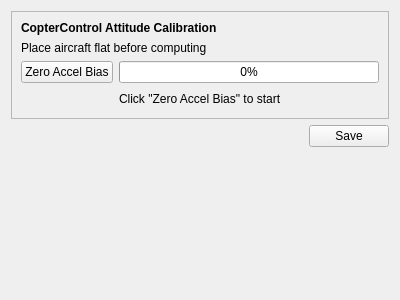
This is ground/openpilotgcs/src/plugins/config/ccattitude.ui in openpilot/OpenPilot as Qt 5 draws it before an edit. The edited form follows.
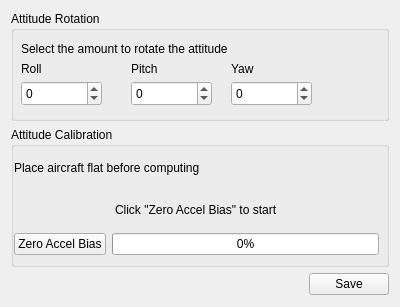
This is the edited form.

Commit message: CC-24: Rotate the CC board at any angle relative to "flat and level" with GCS config plugin updates.  Has not been tested in flight yet although seems sensible so please be careful when using this code.

```diff
--- a/ground/openpilotgcs/src/plugins/config/ccattitude.ui
+++ b/ground/openpilotgcs/src/plugins/config/ccattitude.ui
@@ -7,7 +7,7 @@
     <x>0</x>
     <y>0</y>
     <width>400</width>
-    <height>300</height>
+    <height>307</height>
    </rect>
   </property>
   <property name="windowTitle">
@@ -15,27 +15,163 @@
   </property>
   <layout class="QVBoxLayout" name="verticalLayout">
    <item>
-    <widget class="QFrame" name="frame">
-     <property name="frameShape">
-      <enum>QFrame::StyledPanel</enum>
+    <widget class="QGroupBox" name="groupBox_2">
+     <property name="sizePolicy">
+      <sizepolicy hsizetype="Minimum" vsizetype="Preferred">
+       <horstretch>0</horstretch>
+       <verstretch>0</verstretch>
+      </sizepolicy>
      </property>
-     <property name="frameShadow">
-      <enum>QFrame::Raised</enum>
+     <property name="minimumSize">
+      <size>
+       <width>0</width>
+       <height>110</height>
+      </size>
      </property>
-     <layout class="QVBoxLayout" name="verticalLayout_2">
-      <item>
+     <property name="title">
+      <string>Attitude Rotation</string>
+     </property>
+     <widget class="QSpinBox" name="rollBias">
+      <property name="geometry">
+       <rect>
+        <x>10</x>
+        <y>70</y>
+        <width>81</width>
+        <height>25</height>
+       </rect>
+      </property>
+      <property name="minimum">
+       <number>-180</number>
+      </property>
+      <property name="maximum">
+       <number>180</number>
+      </property>
+     </widget>
+     <widget class="QSpinBox" name="pitchBias">
+      <property name="geometry">
+       <rect>
+        <x>120</x>
+        <y>70</y>
+        <width>81</width>
+        <height>25</height>
+       </rect>
+      </property>
+      <property name="minimum">
+       <number>-90</number>
+      </property>
+      <property name="maximum">
+       <number>90</number>
+      </property>
+     </widget>
+     <widget class="QSpinBox" name="yawBias">
+      <property name="geometry">
+       <rect>
+        <x>220</x>
+        <y>70</y>
+        <width>81</width>
+        <height>25</height>
+       </rect>
+      </property>
+      <property name="minimum">
+       <number>-180</number>
+      </property>
+      <property name="maximum">
+       <number>180</number>
+      </property>
+     </widget>
        <widget class="QLabel" name="label_2">
-        <property name="font">
-         <font>
-          <weight>75</weight>
-          <bold>true</bold>
-         </font>
+      <property name="geometry">
+       <rect>
+        <x>10</x>
+        <y>50</y>
+        <width>91</width>
+        <height>16</height>
+       </rect>
         </property>
         <property name="text">
-         <string>CopterControl Attitude Calibration</string>
-        </property>
-       </widget>
-      </item>
+       <string>Roll</string>
+      </property>
+      <property name="alignment">
+       <set>Qt::AlignLeading|Qt::AlignLeft|Qt::AlignVCenter</set>
+      </property>
+     </widget>
+     <widget class="QLabel" name="label_3">
+      <property name="geometry">
+       <rect>
+        <x>120</x>
+        <y>50</y>
+        <width>81</width>
+        <height>16</height>
+       </rect>
+      </property>
+      <property name="text">
+       <string>Pitch</string>
+      </property>
+      <property name="alignment">
+       <set>Qt::AlignLeading|Qt::AlignLeft|Qt::AlignVCenter</set>
+      </property>
+     </widget>
+     <widget class="QLabel" name="label_4">
+      <property name="geometry">
+       <rect>
+        <x>220</x>
+        <y>50</y>
+        <width>81</width>
+        <height>16</height>
+       </rect>
+      </property>
+      <property name="text">
+       <string>Yaw</string>
+      </property>
+      <property name="alignment">
+       <set>Qt::AlignLeading|Qt::AlignLeft|Qt::AlignVCenter</set>
+      </property>
+     </widget>
+     <widget class="QLabel" name="label_5">
+      <property name="geometry">
+       <rect>
+        <x>10</x>
+        <y>30</y>
+        <width>341</width>
+        <height>16</height>
+       </rect>
+      </property>
+      <property name="text">
+       <string>Select the amount to rotate the attitude</string>
+      </property>
+     </widget>
+    </widget>
+   </item>
+   <item>
+    <widget class="QGroupBox" name="groupBox">
+     <property name="sizePolicy">
+      <sizepolicy hsizetype="Minimum" vsizetype="Minimum">
+       <horstretch>0</horstretch>
+       <verstretch>0</verstretch>
+      </sizepolicy>
+     </property>
+     <property name="minimumSize">
+      <size>
+       <width>0</width>
+       <height>140</height>
+      </size>
+     </property>
+     <property name="title">
+      <string>Attitude Calibration</string>
+     </property>
+     <widget class="QWidget" name="verticalLayoutWidget">
+      <property name="geometry">
+       <rect>
+        <x>0</x>
+        <y>20</y>
+        <width>371</width>
+        <height>111</height>
+       </rect>
+      </property>
+      <layout class="QVBoxLayout" name="verticalLayout_3">
+       <property name="margin">
+        <number>3</number>
+       </property>
       <item>
        <widget class="QLabel" name="label">
         <property name="text">
@@ -43,6 +179,43 @@
         </property>
        </widget>
       </item>
+       <item>
+        <layout class="QHBoxLayout" name="horizontalLayout_3">
+         <item>
+          <spacer name="horizontalSpacer_3">
+           <property name="orientation">
+            <enum>Qt::Horizontal</enum>
+           </property>
+           <property name="sizeHint" stdset="0">
+            <size>
+             <width>40</width>
+             <height>20</height>
+            </size>
+           </property>
+          </spacer>
+         </item>
+         <item>
+          <widget class="QLabel" name="status">
+           <property name="text">
+            <string>Click &quot;Zero Accel Bias&quot; to start</string>
+           </property>
+          </widget>
+         </item>
+         <item>
+          <spacer name="horizontalSpacer_2">
+           <property name="orientation">
+            <enum>Qt::Horizontal</enum>
+           </property>
+           <property name="sizeHint" stdset="0">
+            <size>
+             <width>40</width>
+             <height>20</height>
+            </size>
+           </property>
+          </spacer>
+         </item>
+        </layout>
+       </item>
       <item>
        <layout class="QHBoxLayout" name="horizontalLayout">
         <item>
@@ -64,44 +237,10 @@
         </item>
        </layout>
       </item>
-      <item>
-       <layout class="QHBoxLayout" name="horizontalLayout_3">
-        <item>
-         <spacer name="horizontalSpacer_3">
-          <property name="orientation">
-           <enum>Qt::Horizontal</enum>
-          </property>
-          <property name="sizeHint" stdset="0">
-           <size>
-            <width>40</width>
-            <height>20</height>
-           </size>
-          </property>
-         </spacer>
-        </item>
-        <item>
-         <widget class="QLabel" name="status">
-          <property name="text">
-           <string>Click &quot;Zero Accel Bias&quot; to start</string>
-          </property>
-         </widget>
-        </item>
-        <item>
-         <spacer name="horizontalSpacer_2">
-          <property name="orientation">
-           <enum>Qt::Horizontal</enum>
-          </property>
-          <property name="sizeHint" stdset="0">
-           <size>
-            <width>40</width>
-            <height>20</height>
-           </size>
-          </property>
-         </spacer>
-        </item>
-       </layout>
-      </item>
-     </layout>
+      </layout>
+     </widget>
+     <zorder>verticalLayoutWidget</zorder>
+     <zorder>groupBox_2</zorder>
     </widget>
    </item>
    <item>
```
Lines whose indentation alone changed are shown as unchanged. The commit also changes 7 other files.
